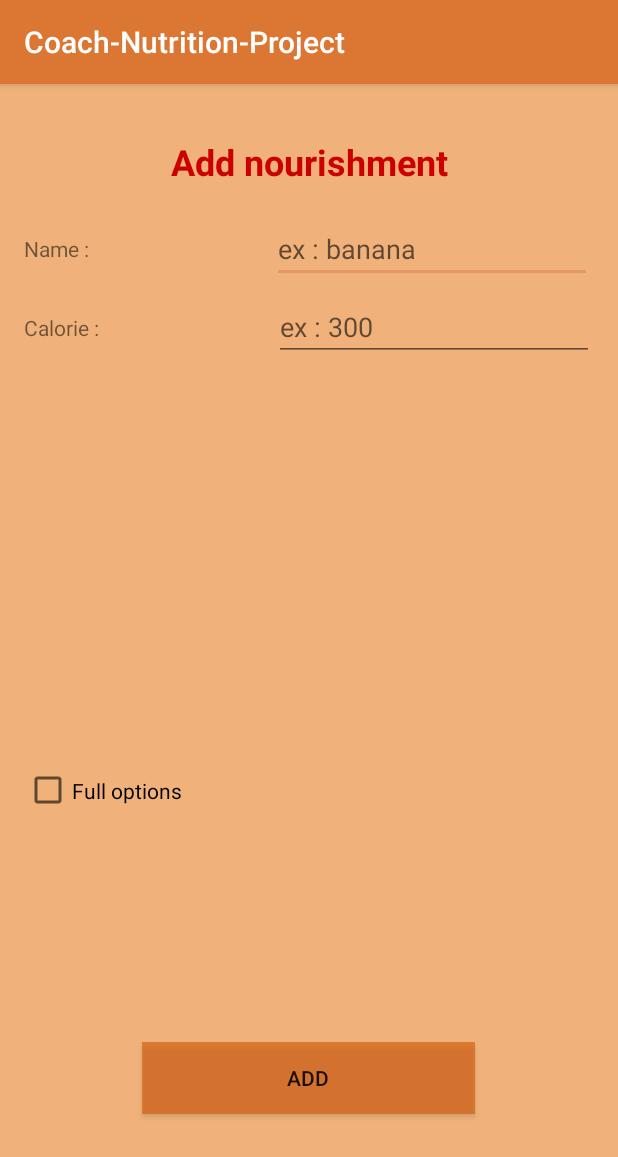
After one commit to cubouyaka/Coach-Nutrition-Project, an Android app: the add_food screen opened directly, with no data from a screen before it, on a phone screen of 412 x 824 dp. The commit adds this screen. Shown: the top 1157 px of the screen. Run offline under Robolectric (Android 15) with nearby library versions, the phone set to English and light mode, and no system bars.

Commit message:
Activity_Add_Food pour ajouter un aliments a la BD avec possibilités de remplir seulement le nom et les calories ou utiliser toutes les options (checkbox full option) et dans ce cas remplir le nom, calories, lipides, glucides, proteins.

```diff
--- a/app/src/main/AndroidManifest.xml
+++ b/app/src/main/AndroidManifest.xml
@@ -16,6 +16,7 @@
                 <category android:name="android.intent.category.LAUNCHER" />
             </intent-filter>
         </activity>
+        <activity android:name=".add_food"></activity>
     </application>
 
 </manifest>
--- /dev/null
+++ b/app/src/main/res/layout/activity_add_food.xml
@@ -0,0 +1,176 @@
+<?xml version="1.0" encoding="utf-8"?>
+<LinearLayout xmlns:android="http://schemas.android.com/apk/res/android"
+    xmlns:app="http://schemas.android.com/apk/res-auto"
+    xmlns:tools="http://schemas.android.com/tools"
+    android:layout_width="match_parent"
+    android:layout_height="match_parent"
+    android:background="@color/colorBackground"
+    android:orientation="vertical"
+    android:paddingBottom="@dimen/activity_vertical_margin"
+    android:paddingLeft="@dimen/activity_horizontal_margin"
+    android:paddingRight="@dimen/activity_horizontal_margin"
+    android:paddingTop="@dimen/activity_vertical_margin"
+    tools:context=".add_food"
+    android:weightSum="1">
+
+    <LinearLayout
+        android:layout_width="match_parent"
+        android:layout_height="71dp"
+        android:gravity="center_horizontal|center"
+        android:orientation="horizontal">
+
+        <TextView
+            android:id="@+id/textView"
+            android:layout_width="wrap_content"
+            android:layout_height="wrap_content"
+            android:layout_weight="1"
+            android:gravity="center"
+            android:text="Add nourishment"
+            android:textColor="@android:color/holo_red_dark"
+            android:textSize="24sp"
+            android:textStyle="bold" />
+    </LinearLayout>
+
+    <LinearLayout
+        android:layout_width="match_parent"
+        android:layout_height="wrap_content"
+        android:orientation="horizontal"
+        android:weightSum="1">
+
+        <TextView
+            android:id="@+id/name_food"
+            android:layout_width="wrap_content"
+            android:layout_height="match_parent"
+            android:gravity="center_vertical"
+            android:text="Name : "
+            android:layout_weight="0.99" />
+
+        <EditText
+            android:id="@+id/ed_name"
+            android:layout_width="wrap_content"
+            android:layout_height="wrap_content"
+            android:ems="10"
+            android:hint="ex : banana"
+            android:inputType="textPersonName" />
+    </LinearLayout>
+
+    <LinearLayout
+        android:layout_width="match_parent"
+        android:layout_height="44dp"
+        android:layout_weight="0.05"
+        android:gravity="center"
+        android:orientation="horizontal">
+
+        <TextView
+            android:id="@+id/text_calorie"
+            android:layout_width="wrap_content"
+            android:layout_height="match_parent"
+            android:layout_weight="1.09"
+            android:gravity="center_vertical"
+            android:text="Calorie : " />
+
+        <EditText
+            android:id="@+id/ed_calorie"
+            android:layout_width="wrap_content"
+            android:layout_height="wrap_content"
+            android:ems="10"
+            android:hint="ex : 300"
+            android:inputType="numberSigned" />
+
+    </LinearLayout>
+
+    <LinearLayout
+        android:id="@+id/layout_opt"
+        android:layout_width="match_parent"
+        android:layout_height="wrap_content"
+        android:orientation="vertical">
+
+        <LinearLayout
+            android:layout_width="match_parent"
+            android:layout_height="wrap_content"
+            android:orientation="horizontal">
+
+            <TextView
+                android:id="@+id/textView4"
+                android:layout_width="wrap_content"
+                android:layout_height="wrap_content"
+                android:layout_weight="8.73"
+                android:text="Lipids :" />
+
+            <EditText
+                android:id="@+id/ed_lipids"
+                android:layout_width="wrap_content"
+                android:layout_height="wrap_content"
+                android:ems="10"
+                android:hint="ex : 250"
+                android:inputType="numberSigned" />
+
+        </LinearLayout>
+
+        <LinearLayout
+            android:layout_width="match_parent"
+            android:layout_height="wrap_content"
+            android:orientation="horizontal">
+
+            <TextView
+                android:id="@+id/textView5"
+                android:layout_width="wrap_content"
+                android:layout_height="wrap_content"
+                android:layout_weight="3.76"
+                android:text="Carbohydrates :" />
+
+            <EditText
+                android:id="@+id/ed_carbohydrates"
+                android:layout_width="wrap_content"
+                android:layout_height="wrap_content"
+                android:ems="10"
+                android:hint="ex : 12"
+                android:inputType="numberSigned" />
+        </LinearLayout>
+
+        <LinearLayout
+            android:layout_width="match_parent"
+            android:layout_height="wrap_content"
+            android:orientation="horizontal">
+
+            <TextView
+                android:id="@+id/textView6"
+                android:layout_width="wrap_content"
+                android:layout_height="wrap_content"
+                android:layout_weight="1"
+                android:text="Protein :" />
+
+            <EditText
+                android:id="@+id/ed_protein"
+                android:layout_width="wrap_content"
+                android:layout_height="wrap_content"
+                android:ems="10"
+                android:hint="ex : 23"
+                android:inputType="numberSigned" />
+
+        </LinearLayout>
+    </LinearLayout>
+
+    <CheckBox
+        android:id="@+id/cb_full_opt"
+        android:layout_width="match_parent"
+        android:layout_height="wrap_content"
+        android:layout_weight="0.82"
+        android:text="Full options" />
+
+    <LinearLayout
+        android:layout_width="match_parent"
+        android:layout_height="97dp"
+        android:gravity="center"
+        android:orientation="horizontal">
+
+        <Button
+            android:id="@+id/b_add"
+            android:layout_width="222dp"
+            android:layout_height="wrap_content"
+            android:background="@color/colorButton"
+            android:onClick="buttonAdd"
+            android:text="ADD" />
+    </LinearLayout>
+
+</LinearLayout>
--- a/app/src/main/res/values/colors.xml
+++ b/app/src/main/res/values/colors.xml
@@ -1,6 +1,9 @@
 <?xml version="1.0" encoding="utf-8"?>
 <resources>
-    <color name="colorPrimary">#3F51B5</color>
-    <color name="colorPrimaryDark">#303F9F</color>
-    <color name="colorAccent">#FF4081</color>
+    <color name="colorPrimary">#Dc7633  </color>
+    <color name="colorPrimaryDark">#C0392b </color>
+    <color name="colorAccent">#e59866 </color>
+    <color name="colorBackground"> #f0b27a</color>
+    <color name="colorButton">#91d35400</color>
+
 </resources>
--- /dev/null
+++ b/app/src/main/res/values/dimens.xml
@@ -0,0 +1,5 @@
+<?xml version="1.0" encoding="utf-8"?>
+<resources>
+    <dimen name="activity_vertical_margin">16dp</dimen>
+    <dimen name="activity_horizontal_margin">16dp</dimen>
+</resources>
```
Also changed, not shown: app/src/main/java/com/oc/rss/coach_nutrition_project/MainActivity.java (+11 -0 lines), app/src/main/java/com/oc/rss/coach_nutrition_project/add_food.java (added, +197 -0 lines), app/src/main/res/layout/activity_main.xml (+15 -2 lines).
